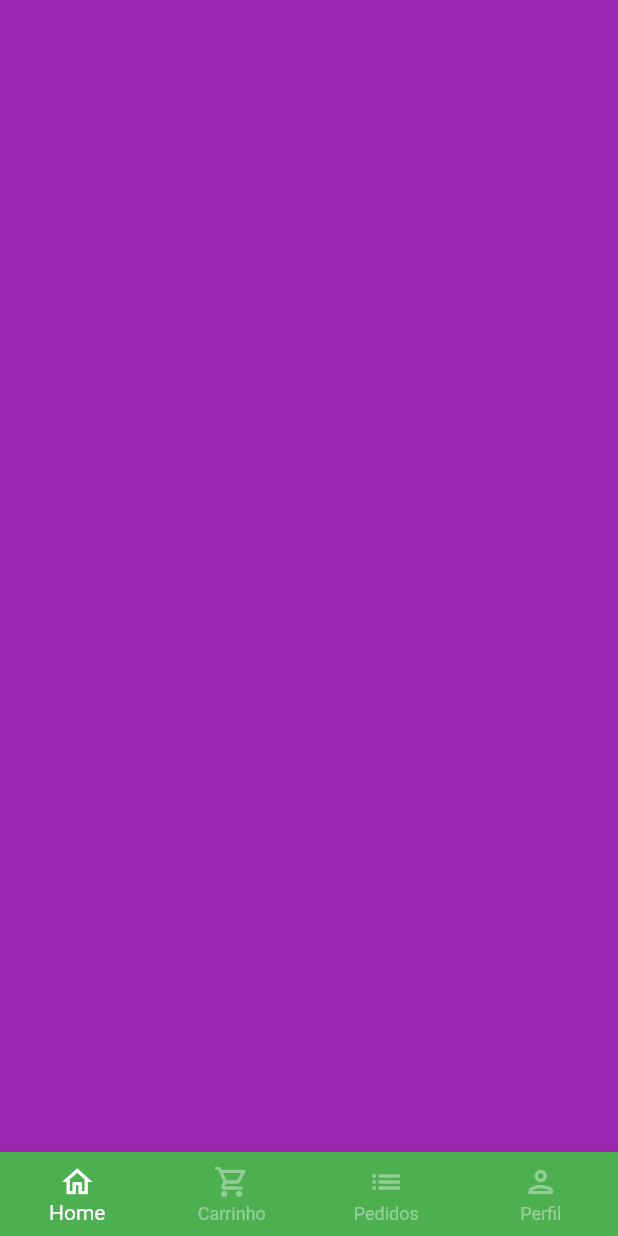
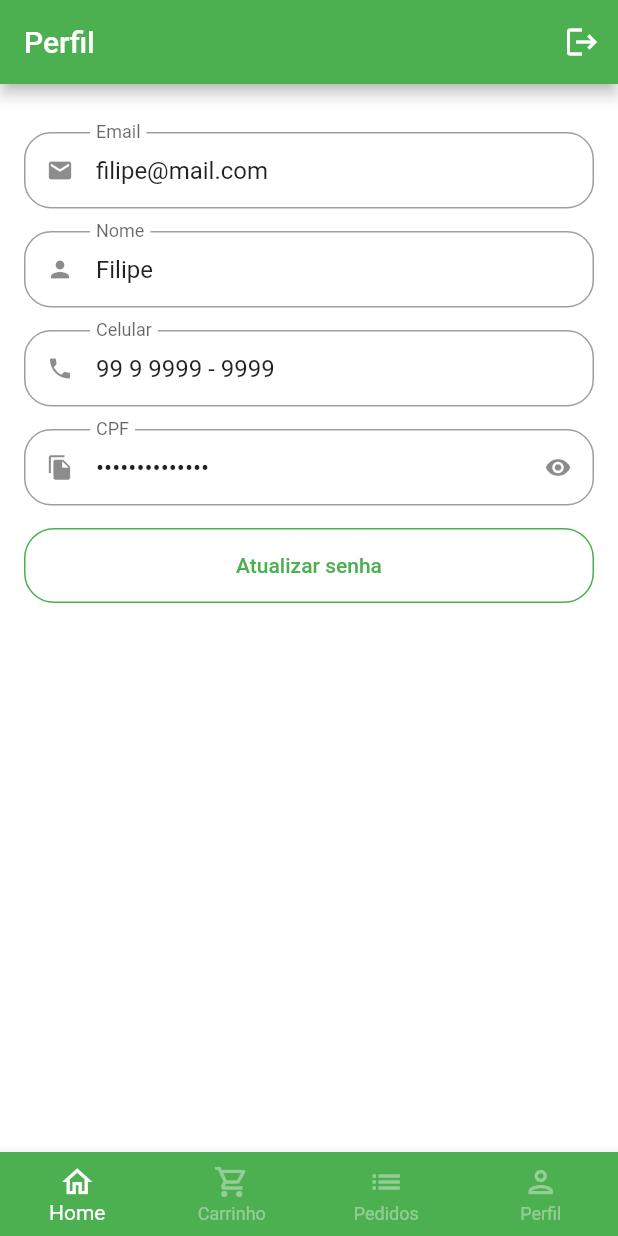
Before and after one commit to FilipeH14/greengrocer, a Flutter app: the BaseScreen screen opened directly, swiped to page 4, on a phone screen of 412 x 824 dp. Run offline on Flutter 3.47's test engine with Material 2 defaults, Android fonts, the phone set to English and light mode, and no system bars; our stand-ins replace animated_text_kit, badges, mask_text_input_formatter.

Commit message:
tela de perfil do usuário

```diff
--- a/lib/src/config/app_data.dart
+++ b/lib/src/config/app_data.dart
@@ -1,5 +1,6 @@
 import 'package:greengrocer/src/models/cart_item_model.dart';
 import 'package:greengrocer/src/models/item_model.dart';
+import 'package:greengrocer/src/models/user_model.dart';
 
 ItemModel apple = ItemModel(
   imgUrl: 'assets/fruits/apple.png',
@@ -88,3 +89,11 @@ List<CartItemModel> cartItem = [
     quantity: 3,
   ),
 ];
+
+UserModel user = UserModel(
+  name: 'Filipe',
+  email: 'filipe@mail.com',
+  phone: '99 9 9999 - 9999',
+  cpf: '999.999.999.99',
+  password: '',
+);
--- /dev/null
+++ b/lib/src/models/user_model.dart
@@ -0,0 +1,15 @@
+class UserModel {
+  String name;
+  String email;
+  String phone;
+  String cpf;
+  String password;
+
+  UserModel({
+    required this.name,
+    required this.email,
+    required this.phone,
+    required this.cpf,
+    required this.password,
+  });
+}
--- a/lib/src/pages/auth/sign_in_screen.dart
+++ b/lib/src/pages/auth/sign_in_screen.dart
@@ -1,7 +1,7 @@
 import 'package:animated_text_kit/animated_text_kit.dart';
 import 'package:flutter/material.dart';
 import 'package:greengrocer/src/config/custom_colors.dart';
-import 'package:greengrocer/src/pages/auth/components/custom_text_field.dart';
+import 'package:greengrocer/src/pages/common_widgets/custom_text_field.dart';
 import 'package:greengrocer/src/pages/auth/sign_up_screen.dart';
 import 'package:greengrocer/src/pages/base/base_screen.dart';
 
--- a/lib/src/pages/auth/sign_up_screen.dart
+++ b/lib/src/pages/auth/sign_up_screen.dart
@@ -1,6 +1,6 @@
 import 'package:flutter/material.dart';
 import 'package:greengrocer/src/config/custom_colors.dart';
-import 'package:greengrocer/src/pages/auth/components/custom_text_field.dart';
+import 'package:greengrocer/src/pages/common_widgets/custom_text_field.dart';
 import 'package:mask_text_input_formatter/mask_text_input_formatter.dart';
 
 class SignUpScreen extends StatelessWidget {
--- a/lib/src/pages/base/base_screen.dart
+++ b/lib/src/pages/base/base_screen.dart
@@ -1,6 +1,7 @@
 import 'package:flutter/material.dart';
 import 'package:greengrocer/src/pages/cart/cart_tab.dart';
 import 'package:greengrocer/src/pages/home/home_tab.dart';
+import 'package:greengrocer/src/pages/profile/profile_tab.dart';
 
 class BaseScreen extends StatefulWidget {
   const BaseScreen({Key? key}) : super(key: key);
@@ -23,7 +24,7 @@ class _BaseScreenState extends State<BaseScreen> {
           const HomeTab(),
           const CartTab(),
           Container(color: Colors.blue),
-          Container(color: Colors.purple),
+          const ProfileTab(),
         ],
       ),
       bottomNavigationBar: BottomNavigationBar(
--- a/lib/src/pages/auth/components/custom_text_field.dart
+++ b/lib/src/pages/common_widgets/custom_text_field.dart
@@ -6,12 +6,16 @@ class CustomTextField extends StatefulWidget {
   final String label;
   final bool isSecret;
   final List<TextInputFormatter>? inputFormatters;
+  final String? initialValue;
+  final bool readOnly;
 
   const CustomTextField({
     required this.icon,
     required this.label,
     this.isSecret = false,
     this.inputFormatters,
+    this.initialValue,
+    this.readOnly = false,
     Key? key,
   }) : super(key: key);
 
@@ -34,6 +38,8 @@ class _CustomTextFieldState extends State<CustomTextField> {
     return Padding(
       padding: const EdgeInsets.only(bottom: 15),
       child: TextFormField(
+        initialValue: widget.initialValue,
+        readOnly: widget.readOnly,
         inputFormatters: widget.inputFormatters,
         obscureText: isObscure,
         decoration: InputDecoration(
--- /dev/null
+++ b/lib/src/pages/profile/profile_tab.dart
@@ -0,0 +1,141 @@
+import 'package:flutter/material.dart';
+import 'package:greengrocer/src/pages/common_widgets/custom_text_field.dart';
+import 'package:greengrocer/src/config/app_data.dart' as app_data;
+
+class ProfileTab extends StatefulWidget {
+  const ProfileTab({Key? key}) : super(key: key);
+
+  @override
+  State<ProfileTab> createState() => _ProfileTabState();
+}
+
+class _ProfileTabState extends State<ProfileTab> {
+  @override
+  Widget build(BuildContext context) {
+    return Scaffold(
+      appBar: AppBar(
+        title: const Text('Perfil'),
+        actions: [
+          IconButton(
+            icon: const Icon(Icons.logout),
+            onPressed: () {},
+          ),
+        ],
+      ),
+      body: ListView(
+        physics: const BouncingScrollPhysics(),
+        padding: const EdgeInsets.fromLTRB(16, 32, 16, 16),
+        children: [
+          CustomTextField(
+            initialValue: app_data.user.email,
+            readOnly: true,
+            icon: Icons.email,
+            label: 'Email',
+          ),
+          CustomTextField(
+            initialValue: app_data.user.name,
+            readOnly: true,
+            icon: Icons.person,
+            label: 'Nome',
+          ),
+          CustomTextField(
+            initialValue: app_data.user.phone,
+            readOnly: true,
+            icon: Icons.phone,
+            label: 'Celular',
+          ),
+          CustomTextField(
+            initialValue: app_data.user.cpf,
+            readOnly: true,
+            icon: Icons.file_copy,
+            label: 'CPF',
+            isSecret: true,
+          ),
+          SizedBox(
+            height: 50,
+            child: OutlinedButton(
+              style: OutlinedButton.styleFrom(
+                side: const BorderSide(
+                  color: Colors.green,
+                ),
+                shape: RoundedRectangleBorder(
+                  borderRadius: BorderRadius.circular(20),
+                ),
+              ),
+              child: const Text('Atualizar senha'),
+              onPressed: () => updatePassword(),
+            ),
+          ),
+        ],
+      ),
+    );
+  }
+
+  Future<bool?> updatePassword() {
+    return showDialog(
+      context: context,
+      builder: (context) => Dialog(
+        shape: RoundedRectangleBorder(
+          borderRadius: BorderRadius.circular(20),
+        ),
+        child: Stack(
+          children: [
+            Padding(
+              padding: const EdgeInsets.all(16),
+              child: Column(
+                crossAxisAlignment: CrossAxisAlignment.stretch,
+                mainAxisSize: MainAxisSize.min,
+                children: [
+                  const Padding(
+                    padding: EdgeInsets.symmetric(vertical: 12),
+                    child: Text(
+                      'Atualização de senha',
+                      textAlign: TextAlign.center,
+                      style:
+                          TextStyle(fontSize: 18, fontWeight: FontWeight.bold),
+                    ),
+                  ),
+                  const CustomTextField(
+                    icon: Icons.lock,
+                    label: 'senha atual',
+                    isSecret: true,
+                  ),
+                  const CustomTextField(
+                    icon: Icons.lock_clock_outlined,
+                    label: 'nova senha',
+                    isSecret: true,
+                  ),
+                  const CustomTextField(
+                    icon: Icons.lock_outline,
+                    isSecret: true,
+                    label: 'confirmar nova senha',
+                  ),
+                  SizedBox(
+                    height: 45,
+                    child: ElevatedButton(
+                      style: ElevatedButton.styleFrom(
+                        shape: RoundedRectangleBorder(
+                          borderRadius: BorderRadius.circular(20),
+                        ),
+                      ),
+                      child: const Text('Atualizar'),
+                      onPressed: () {},
+                    ),
+                  ),
+                ],
+              ),
+            ),
+            Positioned(
+              top: 5,
+              right: 5,
+              child: IconButton(
+                icon: const Icon(Icons.close),
+                onPressed: () => Navigator.of(context).pop(),
+              ),
+            ),
+          ],
+        ),
+      ),
+    );
+  }
+}
```
